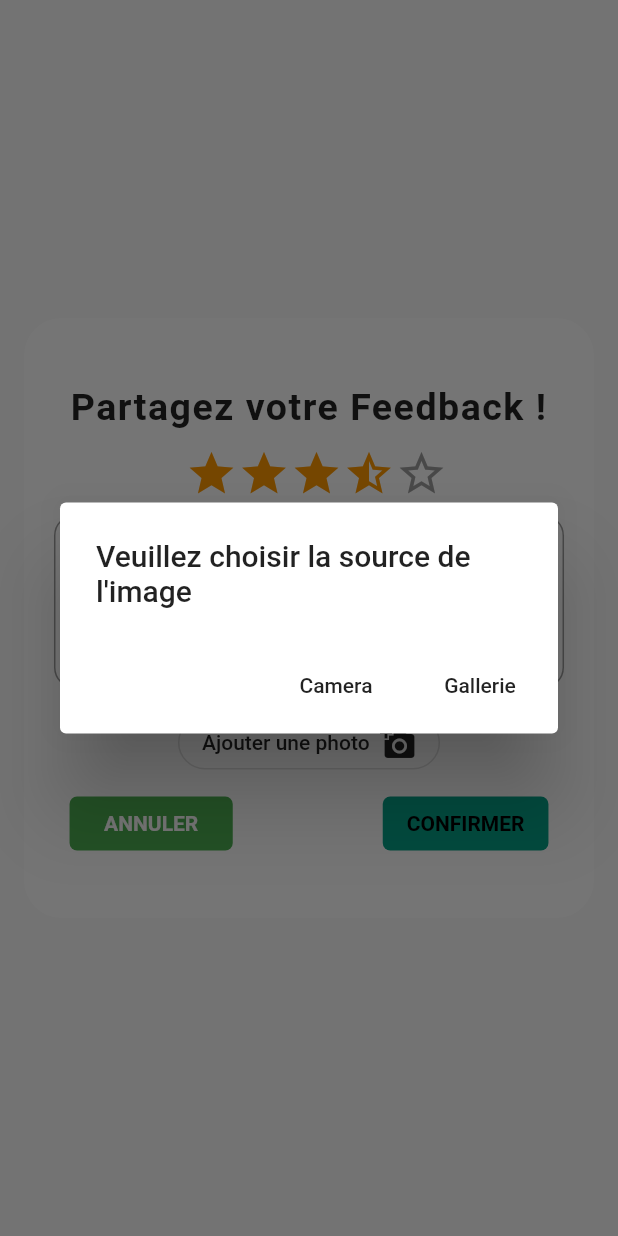
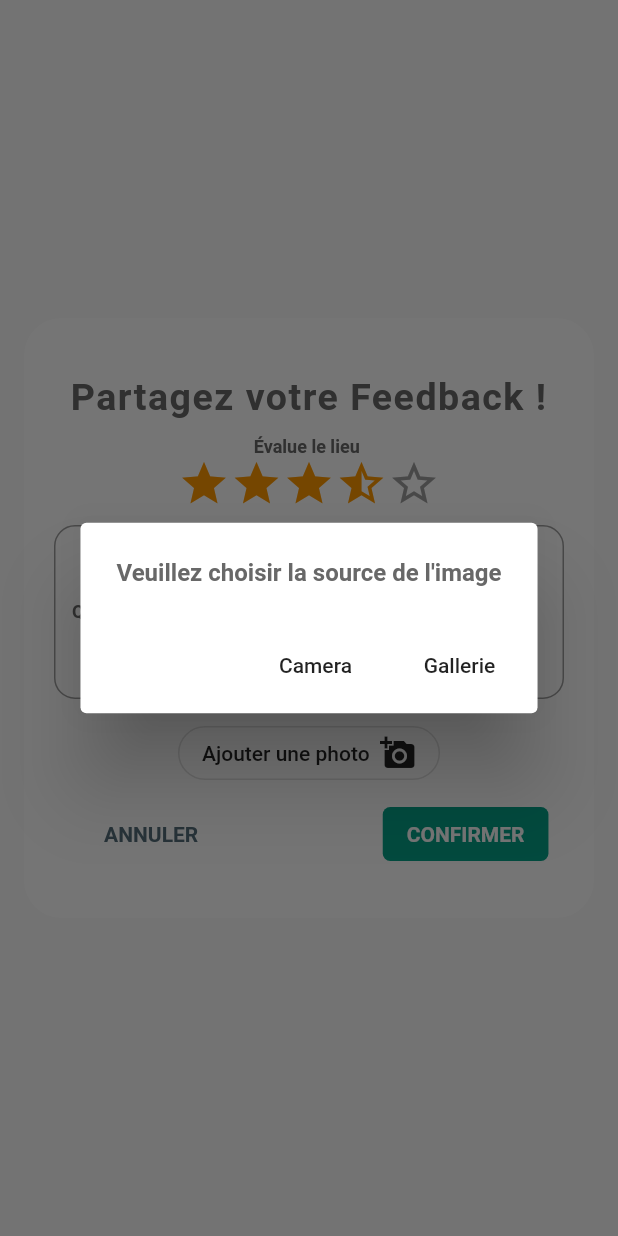
Before and after one commit to moho12n/patrimoine_app, a Flutter app: the Dialog widget shown alone on an empty page, opened directly, after a tap on "Ajouter une photo", on a phone screen of 412 x 824 dp. Run offline on Flutter 3.47's test engine with Material 2 defaults, Android fonts, the phone set to English and light mode, and no system bars; drawn by our look-alikes of flutter_rating; our stand-ins replace flutter_rating_bar, fluttertoast, google_maps_flutter, image_picker, shared_preferences; missing offline and left inert: flutter_google_places, geocoder, google_maps_webservice, keyboard_visibility; accounts and stored records are empty; Roboto replaces fonts that are missing (Lora, Montserrat).

```diff
--- a/lib/UI/pop_up_Feedback.dart
+++ b/lib/UI/pop_up_Feedback.dart
@@ -7,6 +7,7 @@ import 'dart:async';
 import 'dart:io';
 //import 'package:image_picker_modern/image_picker_modern.dart';
 import 'package:image_picker/image_picker.dart';
+import 'package:patrimoine_app/theme.dart';
 //------------------ POP UP --------------------//
 
 class MyDialog extends StatelessWidget {
@@ -145,19 +146,30 @@ class _MyDialogState extends State<Dialog> {
                       "Partagez votre Feedback ! ",
                       textAlign: TextAlign.center,
                       style: TextStyle(
-                          fontSize: 25,
-                          letterSpacing: 1.0,
-                          fontWeight: FontWeight.bold),
+                        fontFamily: "Montserrat",
+                        fontWeight: FontWeight.w600,
+                        fontSize: 25,
+                        letterSpacing: 1.0,
+                        color: Color(0xff686868),
+                      ),
                     ),
                     SizedBox(
                       height: 12.0,
                     ),
+                    Text(
+                      "Évalue le lieu ",
+                      textAlign: TextAlign.left,
+                      style: TextStyle(
+                        fontFamily: "Montserrat",
+                        fontWeight: FontWeight.w600,
+                        fontSize: 12,
+                        color: Color(0xff686868),
+                      ),
+                    ),
                     Row(
-                      mainAxisSize: MainAxisSize.min,
+                      mainAxisSize: MainAxisSize.max,
+                      mainAxisAlignment: MainAxisAlignment.center,
                       children: <Widget>[
-                        SizedBox(
-                          width: 10,
-                        ),
                         StarRating(
                           size: 35.0,
                           rating: rating,
@@ -222,11 +234,11 @@ class _MyDialogState extends State<Dialog> {
                             );
                           },
                           textColor: Colors.white,
-                          color: Colors.green,
+                          color: Colors.transparent,
                           child: Text(
                             "ANNULER",
                             style: TextStyle(
-                                color: Colors.white,
+                                color: ThemeColors.greyDark,
                                 fontFamily: 'Lora',
                                 fontWeight: FontWeight.bold,
                                 fontSize: 14),
@@ -249,7 +261,7 @@ class _MyDialogState extends State<Dialog> {
                           child: Text(
                             "CONFIRMER",
                             style: TextStyle(
-                                color: Colors.black,
+                                color: Colors.white,
                                 fontFamily: 'Lora',
                                 fontWeight: FontWeight.bold,
                                 fontSize: 14),
@@ -268,7 +280,16 @@ class _MyDialogState extends State<Dialog> {
     final imageSource = await showDialog<ImageSource>(
         context: context,
         builder: (context) => AlertDialog(
-              title: Text("Veuillez choisir la source de l'image"),
+
+              title: Text(
+                "Veuillez choisir la source de l'image",
+                style: TextStyle(
+                  fontFamily: "Montserrat",
+                  fontWeight: FontWeight.w600,
+                  fontSize: 16,
+                  color: Color(0xff686868),
+                ),
+              ),
               actions: <Widget>[
                 MaterialButton(
                   child: Text("Camera"),
```
Also changed, not shown: lib/Pages/exploring_page.dart (+3 -5 lines), lib/Pages/map_main.dart (+4 -15 lines), lib/main.dart (+20 -11 lines).
